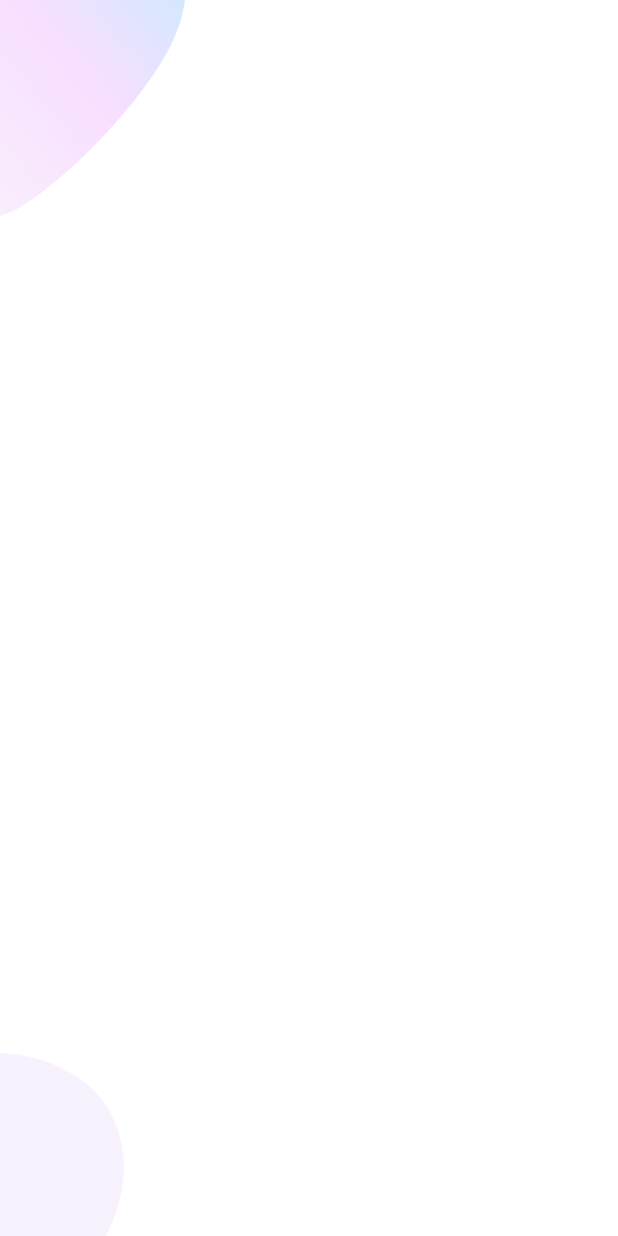
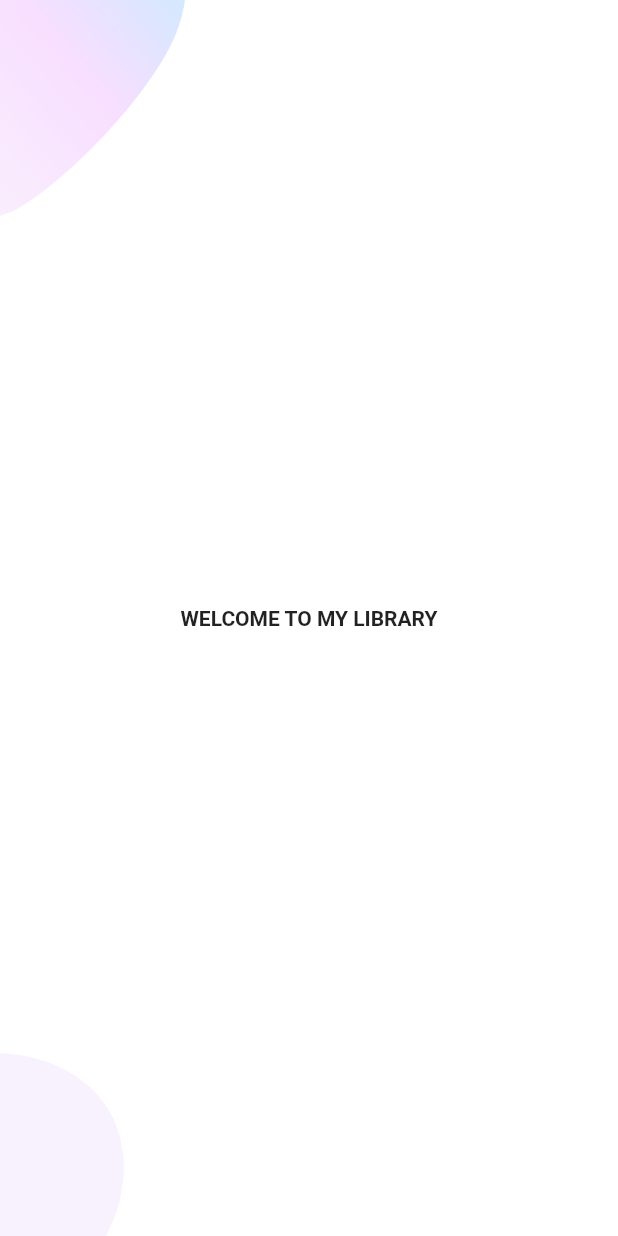
Before and after one commit to Ridho894/flutter-first-app, a Flutter app: the screen it shows after launch, on a phone screen of 412 x 824 dp. Run offline on Flutter 3.47's test engine with Material 2 defaults, Android fonts, the phone set to English and light mode, and no system bars.

Commit message:
welcome screen

```diff
--- a/lib/Screens/Welcome/body.dart
+++ b/lib/Screens/Welcome/components/background.dart
@@ -1,6 +1,12 @@
 import 'package:flutter/material.dart';
 
-class Body extends StatelessWidget {
+class Background extends StatelessWidget {
+  final Widget child;
+  const Background({
+    Key? key,
+    required this.child,
+  }) : super(key: key);
+
   @override
   Widget build(BuildContext context) {
     Size size = MediaQuery.of(context).size;
@@ -22,7 +28,8 @@ class Body extends StatelessWidget {
             child: Image.asset(
               "assets/images/main_bottom.png",
               width: size.width * 0.2,
-            ))
+            )),
+        child,
       ]),
     );
   }
--- /dev/null
+++ b/lib/Screens/Welcome/components/body.dart
@@ -0,0 +1,19 @@
+import 'package:flutter/material.dart';
+import 'package:flutter_application_1/Screens/Welcome/components/background.dart';
+
+class Body extends StatelessWidget {
+  @override
+  Widget build(BuildContext context) {
+    Size size = MediaQuery.of(context).size;
+    return Background(
+      child: Column(
+        mainAxisAlignment: MainAxisAlignment.center,
+        children: const <Widget>[
+           Text("WELCOME TO MY LIBRARY",
+            style: TextStyle(fontWeight: FontWeight.bold),
+          ),
+        ],
+      ),
+    );
+  }
+}
--- a/lib/Screens/Welcome/welcome_screen.dart
+++ b/lib/Screens/Welcome/welcome_screen.dart
@@ -1,5 +1,5 @@
 import 'package:flutter/material.dart';
-import 'package:flutter_application_1/Screens/Welcome/body.dart';
+import 'package:flutter_application_1/Screens/Welcome/components/body.dart';
 
 class WelcomeScreen extends StatelessWidget {
   @override
```
